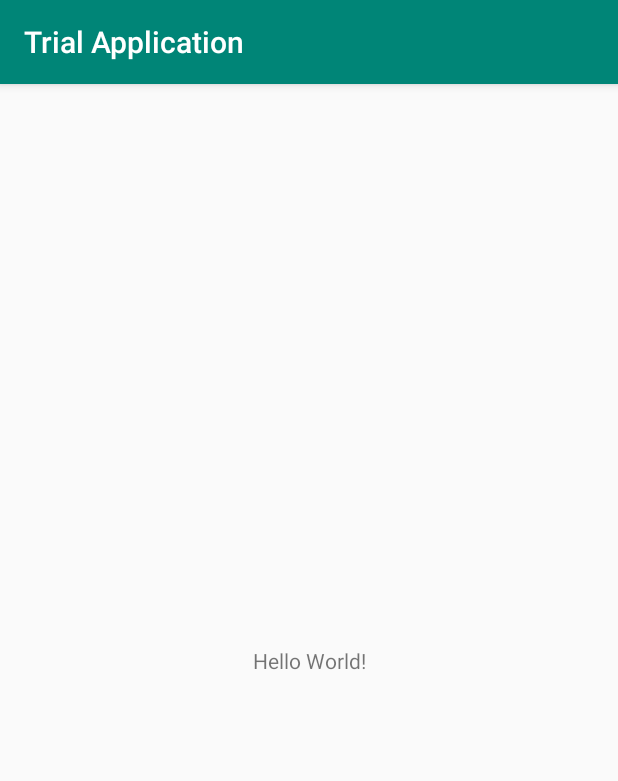
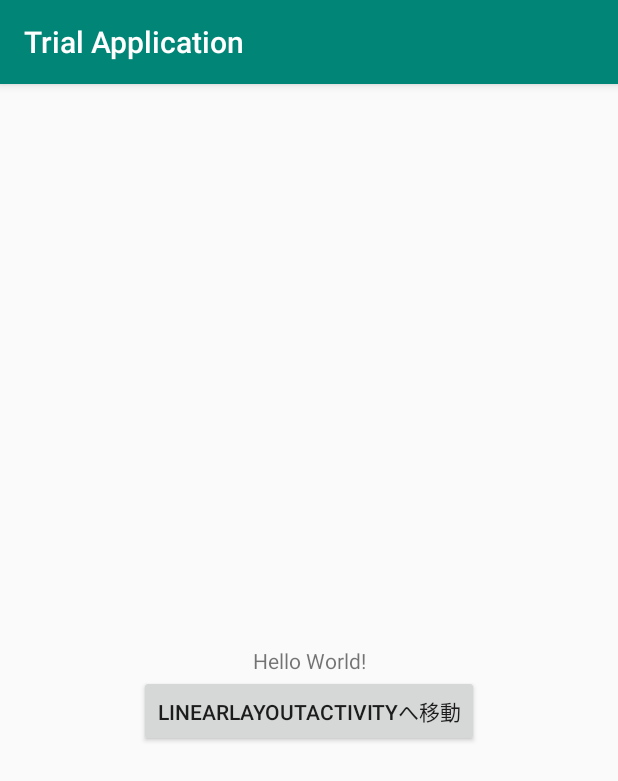
Before and after one commit to yasiki/TrialApplication, an Android app: the screen it shows after launch (MainActivity), on a phone screen of 412 x 824 dp. Shown: the top 781 px of the screen. Run offline under Robolectric (Android 15) with nearby library versions, the phone set to English and light mode, and no system bars.

Commit message:
LinearLayoutActivityを追加し、遷移できるように実装

```diff
--- a/app/src/main/AndroidManifest.xml
+++ b/app/src/main/AndroidManifest.xml
@@ -13,8 +13,12 @@
             <intent-filter>
                 <action android:name="android.intent.action.MAIN"/>
                 <action android:name="android.intent.action.VIEW"/>
+
                 <category android:name="android.intent.category.LAUNCHER"/>
             </intent-filter>
+        </activity>
+        <activity android:name=".LinearLayoutActivity">
+
         </activity>
     </application>
 
--- a/app/src/main/java/com/example/trialapplication/MainActivity.kt
+++ b/app/src/main/java/com/example/trialapplication/MainActivity.kt
@@ -1,8 +1,11 @@
 package com.example.trialapplication
 
+import android.content.Intent
 import android.os.Bundle
 import android.util.Log
+import android.widget.Button
 import androidx.appcompat.app.AppCompatActivity
+
 
 class MainActivity : AppCompatActivity() {
 
@@ -10,6 +13,15 @@ class MainActivity : AppCompatActivity() {
         super.onCreate(savedInstanceState)
         Log.d("trace", "MainActivity onCreate: start")
         setContentView(R.layout.activity_main)
+
+        val button: Button = findViewById(R.id.move_linear_layout_button)
+        button.setOnClickListener { onClickMove() }
+    }
+
+    private fun onClickMove() {
+        Log.d("trace", "MainActivity onClick: start")
+        val intent = Intent(this, LinearLayoutActivity::class.java)
+        startActivity(intent)
     }
 
     override fun onStart() {
--- a/app/src/main/res/layout/activity_main.xml
+++ b/app/src/main/res/layout/activity_main.xml
@@ -14,6 +14,16 @@
             app:layout_constraintBottom_toBottomOf="parent"
             app:layout_constraintLeft_toLeftOf="parent"
             app:layout_constraintRight_toRightOf="parent"
-            app:layout_constraintTop_toTopOf="parent"/>
+            app:layout_constraintTop_toTopOf="parent"
+            android:id="@+id/textView3"/>
+
+    <Button
+            android:text="@string/move_linear_layout_activity"
+            android:layout_width="wrap_content"
+            android:layout_height="wrap_content"
+            android:id="@+id/move_linear_layout_button"
+            app:layout_constraintTop_toBottomOf="@+id/textView3"
+            app:layout_constraintEnd_toEndOf="parent"
+            app:layout_constraintStart_toStartOf="parent"/>
 
 </androidx.constraintlayout.widget.ConstraintLayout>
--- a/app/src/main/res/values/strings.xml
+++ b/app/src/main/res/values/strings.xml
@@ -1,3 +1,7 @@
 <resources>
     <string name="app_name">Trial Application</string>
+    <string name="linear_line1">LinearLayout1行目</string>
+    <string name="linear_line2">LinearLayout2行目</string>
+    <string name="move_linear_layout_activity">LinearLayoutActivityへ移動</string>
+    <string name="change_activity">Change Activity</string>
 </resources>
```
Also changed, not shown: app/src/main/java/com/example/trialapplication/LinearLayoutActivity.kt (added, +52 -0 lines), app/src/main/res/layout/activity_linear_layout.xml (added, +24 -0 lines).
